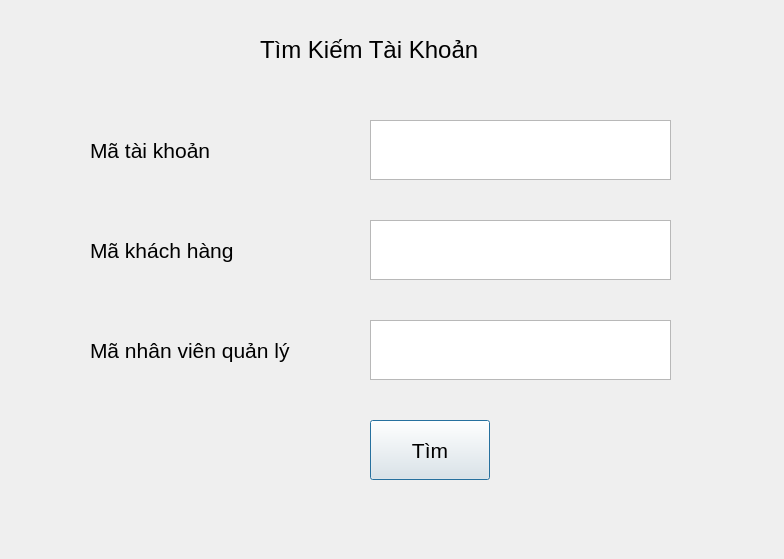
cuongphamduc/QuanLyChiNhanhNganHang, file UI/TimKiemTaiKhoan.ui: the form before one commit.
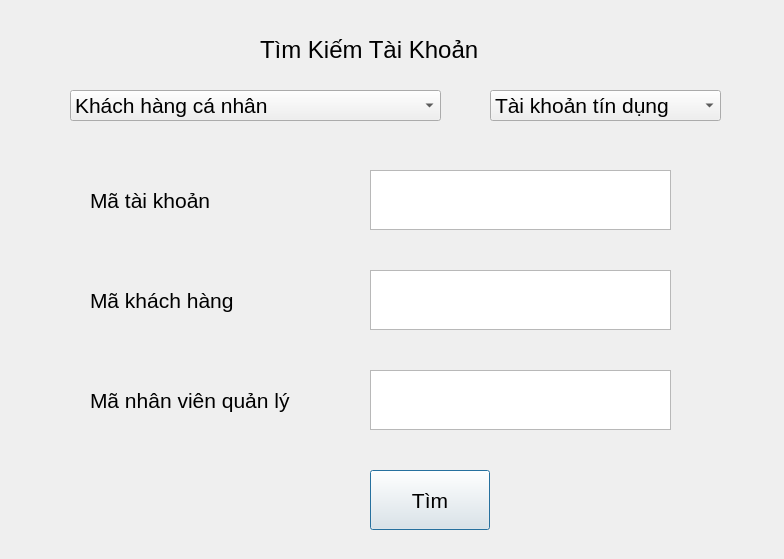
The form after the commit.

Diff of the .ui file:
```diff
--- a/UI/TimKiemTaiKhoan.ui
+++ b/UI/TimKiemTaiKhoan.ui
@@ -23,7 +23,7 @@
    <property name="geometry">
     <rect>
      <x>90</x>
-     <y>130</y>
+     <y>180</y>
      <width>200</width>
      <height>40</height>
     </rect>
@@ -41,7 +41,7 @@
    <property name="geometry">
     <rect>
      <x>370</x>
-     <y>120</y>
+     <y>170</y>
      <width>301</width>
      <height>60</height>
     </rect>
@@ -51,7 +51,7 @@
    <property name="geometry">
     <rect>
      <x>90</x>
-     <y>230</y>
+     <y>280</y>
      <width>200</width>
      <height>40</height>
     </rect>
@@ -69,7 +69,7 @@
    <property name="geometry">
     <rect>
      <x>370</x>
-     <y>220</y>
+     <y>270</y>
      <width>301</width>
      <height>60</height>
     </rect>
@@ -79,7 +79,7 @@
    <property name="geometry">
     <rect>
      <x>90</x>
-     <y>330</y>
+     <y>380</y>
      <width>261</width>
      <height>40</height>
     </rect>
@@ -97,7 +97,7 @@
    <property name="geometry">
     <rect>
      <x>370</x>
-     <y>320</y>
+     <y>370</y>
      <width>301</width>
      <height>60</height>
     </rect>
@@ -107,7 +107,7 @@
    <property name="geometry">
     <rect>
      <x>370</x>
-     <y>420</y>
+     <y>470</y>
      <width>120</width>
      <height>60</height>
     </rect>
@@ -134,6 +134,52 @@
     <string>Tìm Kiếm Tài Khoản</string>
    </property>
   </widget>
+  <widget class="QComboBox" name="comboBox_2">
+   <property name="enabled">
+    <bool>true</bool>
+   </property>
+   <property name="geometry">
+    <rect>
+     <x>490</x>
+     <y>90</y>
+     <width>231</width>
+     <height>31</height>
+    </rect>
+   </property>
+   <item>
+    <property name="text">
+     <string>Tài khoản tín dụng</string>
+    </property>
+   </item>
+   <item>
+    <property name="text">
+     <string>Tài khoản gửi tiền</string>
+    </property>
+   </item>
+  </widget>
+  <widget class="QComboBox" name="comboBox">
+   <property name="enabled">
+    <bool>true</bool>
+   </property>
+   <property name="geometry">
+    <rect>
+     <x>70</x>
+     <y>90</y>
+     <width>371</width>
+     <height>31</height>
+    </rect>
+   </property>
+   <item>
+    <property name="text">
+     <string>Khách hàng cá nhân</string>
+    </property>
+   </item>
+   <item>
+    <property name="text">
+     <string>Khách hàng tổ chức/doanh nghiệp</string>
+    </property>
+   </item>
+  </widget>
  </widget>
  <resources/>
  <connections/>
```
